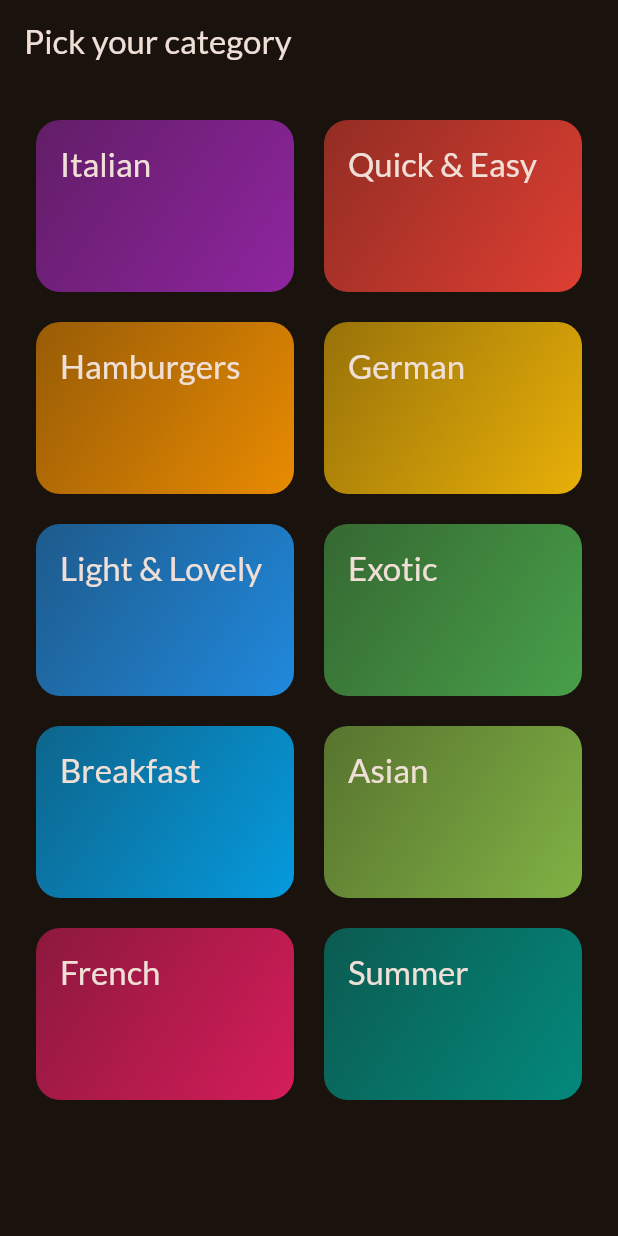
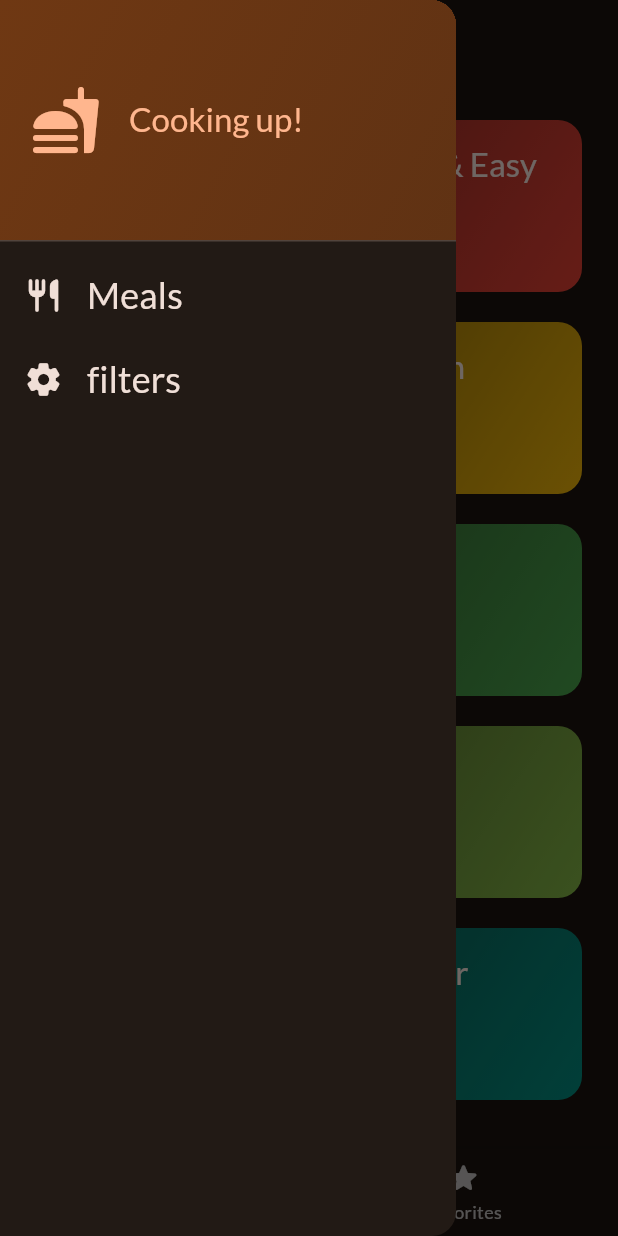
Before and after one commit to husseinalshargi/meals_flutter_app, a Flutter app: the screen it shows after launch, with the side drawer open (before the commit the screen has no drawer), on a phone screen of 412 x 824 dp. Run offline on Flutter 3.47's test engine with Material 3 defaults, Android fonts, the phone set to English and light mode, and no system bars; our stand-ins replace google_fonts, transparent_image.

Commit message:
Implement tabs navigation and favorite meal functionality, add a drawer to the app

```diff
--- a/lib/main.dart
+++ b/lib/main.dart
@@ -1,7 +1,7 @@
 import 'package:flutter/material.dart';
 
 import 'package:google_fonts/google_fonts.dart';
-import 'package:meals_app/screens/categories.dart';
+import 'package:meals_app/screens/tabs.dart';
 
 final theme = ThemeData(
   useMaterial3: true,
@@ -21,6 +21,6 @@ class App extends StatelessWidget {
 
   @override
   Widget build(BuildContext context) {
-    return MaterialApp(theme: theme, home: const CategoriesScreen());
+    return MaterialApp(theme: theme, home: const TabsScreen());
   }
 }
--- a/lib/screens/categories.dart
+++ b/lib/screens/categories.dart
@@ -1,11 +1,14 @@
 import 'package:flutter/material.dart';
 import 'package:meals_app/data/dummy_data.dart';
 import 'package:meals_app/models/category.dart';
+import 'package:meals_app/models/meal.dart';
 import 'package:meals_app/screens/meals.dart';
 import 'package:meals_app/widgets/category_grid_item.dart';
 
 class CategoriesScreen extends StatelessWidget {
-  const CategoriesScreen({super.key});
+  const CategoriesScreen({super.key, required this.onToggleFavorite});
+
+  final void Function(Meal meal) onToggleFavorite;
 
   void _selectedCategory(BuildContext context, Category category) {
     var filteredMeals = dummyMeals
@@ -15,16 +18,18 @@ class CategoriesScreen extends StatelessWidget {
     Navigator.push(
       context,
       MaterialPageRoute(
-        builder: (ctx) => Meals(title: category.title, meals: filteredMeals),
+        builder: (ctx) => Meals(
+          title: category.title,
+          meals: filteredMeals,
+          onToggleFavorite: onToggleFavorite,
+        ),
       ),
     );
   }
 
   @override
   Widget build(BuildContext context) {
-    return Scaffold(
-      appBar: AppBar(title: const Text('Pick your category')),
-      body: GridView(
+    return GridView(
       padding: const EdgeInsets.all(24),
       gridDelegate: const SliverGridDelegateWithFixedCrossAxisCount(
         crossAxisCount: 2,
@@ -41,7 +46,6 @@ class CategoriesScreen extends StatelessWidget {
             },
           ),
       ],
-      ),
     );
   }
 }
--- /dev/null
+++ b/lib/screens/tabs.dart
@@ -0,0 +1,90 @@
+import 'package:flutter/material.dart';
+import 'package:meals_app/models/meal.dart';
+import 'package:meals_app/screens/categories.dart';
+import 'package:meals_app/screens/meals.dart';
+import 'package:meals_app/widgets/main_drawer.dart';
+
+class TabsScreen extends StatefulWidget {
+  const TabsScreen({super.key});
+
+  @override
+  State<TabsScreen> createState() {
+    return _TabsScreenState();
+  }
+}
+
+class _TabsScreenState extends State<TabsScreen> {
+  int _selectedPageIndex = 0;
+  final List<Meal> _favoriteMeals = [];
+
+  void _showInfoMessage(String message) {
+    ScaffoldMessenger.of(context).clearSnackBars();
+    ScaffoldMessenger.of(
+      context,
+    ).showSnackBar(SnackBar(content: Text(message)));
+  }
+
+  void _toggleMealFavoriteStatus(Meal meal) {
+    final isExisting = _favoriteMeals.contains(meal);
+    if (isExisting) {
+      setState(() {
+        _favoriteMeals.remove(meal);
+      });
+      _showInfoMessage('Meal is no longer in favorites.');
+    } else {
+      setState(() {
+        _favoriteMeals.add(meal);
+      });
+      _showInfoMessage('Marked as a favorite!');
+    }
+  }
+
+  void _selectPage(int index) {
+    setState(() {
+      _selectedPageIndex = index;
+    });
+  }
+
+  void _setScreen(String identifier) {
+    if (identifier == 'filters') {
+    } else {
+      Navigator.of(context).pop();
+    }
+  }
+
+  @override
+  Widget build(BuildContext context) {
+    Widget activePage = CategoriesScreen(
+      onToggleFavorite: _toggleMealFavoriteStatus,
+    );
+    var activePageTitle = 'Categories';
+
+    if (_selectedPageIndex == 1) {
+      activePage = Meals(
+        meals: _favoriteMeals,
+        onToggleFavorite: _toggleMealFavoriteStatus,
+      );
+      activePageTitle = 'Your Favorites';
+    }
+
+    return Scaffold(
+      appBar: AppBar(title: Text(activePageTitle)),
+      drawer: MainDrawer(onSelectScreen: _setScreen),
+      body: activePage,
+      bottomNavigationBar: BottomNavigationBar(
+        currentIndex: _selectedPageIndex,
+        items: const [
+          BottomNavigationBarItem(
+            icon: Icon(Icons.set_meal_rounded),
+            label: 'Categories',
+          ),
+          BottomNavigationBarItem(
+            icon: Icon(Icons.star_rounded),
+            label: 'Favorites',
+          ),
+        ],
+        onTap: _selectPage,
+      ),
+    );
+  }
+}
--- /dev/null
+++ b/lib/widgets/main_drawer.dart
@@ -0,0 +1,82 @@
+import 'package:flutter/material.dart';
+
+class MainDrawer extends StatelessWidget {
+  const MainDrawer({super.key, required this.onSelectScreen});
+
+  final void Function(String identifier) onSelectScreen;
+
+  @override
+  Widget build(BuildContext context) {
+    return Drawer(
+      child: Column(
+        children: [
+          DrawerHeader(
+            padding: EdgeInsets.all(20),
+            decoration: BoxDecoration(
+              gradient: LinearGradient(
+                colors: [
+                  Theme.of(context).colorScheme.primaryContainer,
+                  Theme.of(
+                    context,
+                  ).colorScheme.primaryContainer.withValues(alpha: 0.8),
+                ],
+                begin: Alignment.topLeft,
+                end: Alignment.bottomRight,
+              ),
+            ),
+            child: Row(
+              children: [
+                Icon(
+                  Icons.fastfood_rounded,
+                  size: 48,
+                  color: Theme.of(context).colorScheme.primary,
+                ),
+                SizedBox(width: 18),
+                Text(
+                  'Cooking up!',
+                  style: Theme.of(context).textTheme.titleLarge!.copyWith(
+                    color: Theme.of(context).colorScheme.primary,
+                  ),
+                ),
+              ],
+            ),
+          ),
+          ListTile(
+            leading: Icon(
+              Icons.restaurant_rounded,
+              size: 26,
+              color: Theme.of(context).colorScheme.onSurface,
+            ),
+            title: Text(
+              'Meals',
+              style: Theme.of(context).textTheme.titleSmall!.copyWith(
+                color: Theme.of(context).colorScheme.onSurface,
+                fontSize: 24,
+              ),
+            ),
+            onTap: () {
+              onSelectScreen('meals');
+            },
+          ),
+          ListTile(
+            leading: Icon(
+              Icons.settings_rounded,
+              size: 26,
+              color: Theme.of(context).colorScheme.onSurface,
+            ),
+            title: Text(
+              'filters',
+              style: Theme.of(context).textTheme.titleSmall!.copyWith(
+                color: Theme.of(context).colorScheme.onSurface,
+                fontSize: 24,
+              ),
+            ),
+            onTap: () {
+              onSelectScreen('filters');
+            },
+          ),
+        ],
+      ),
+    );
+  }
+}
```
Also changed, not shown: lib/screens/meal_details.dart (+17 -2 lines), lib/screens/meals.dart (+17 -4 lines). Lines whose indentation alone changed are shown as unchanged.
